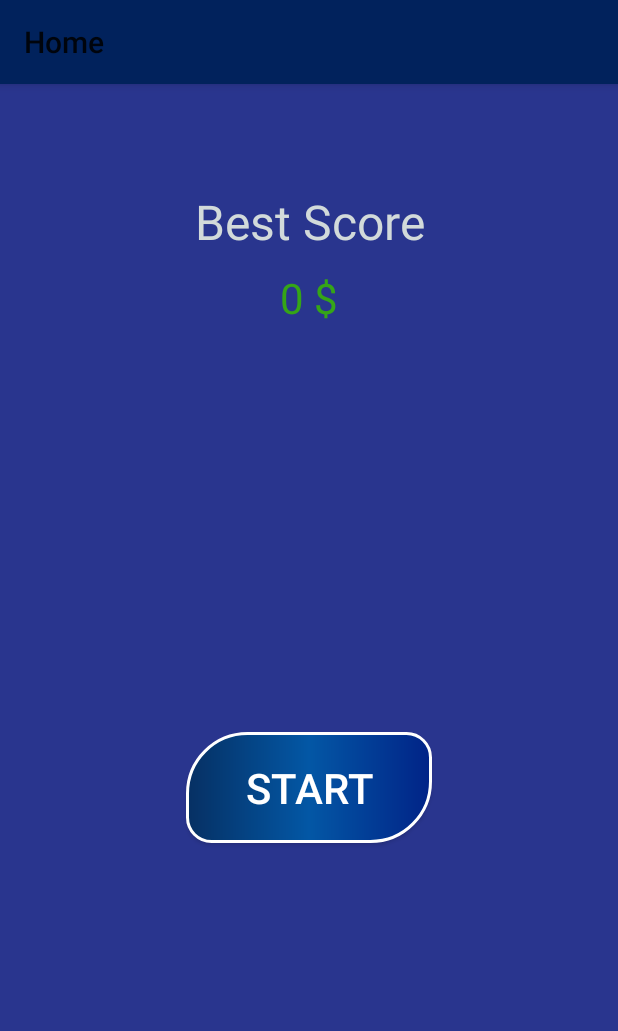
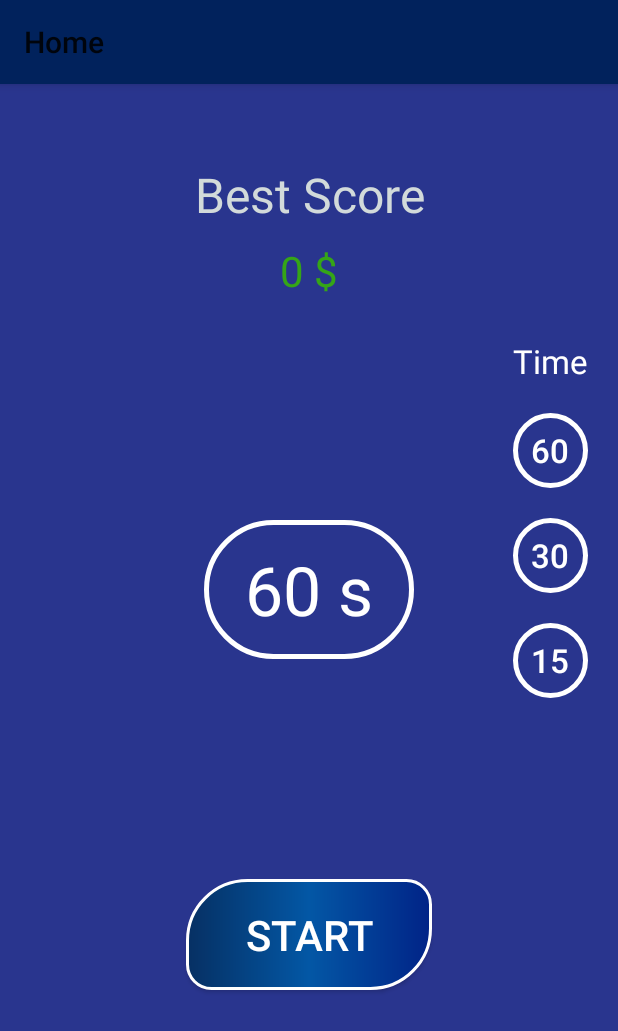
Before and after one commit to Kono12/click, an Android app: the screen it shows after launch (MainActivity), on a phone screen of 412 x 824 dp. Shown: the top 1031 px of the screen. Run offline under Robolectric (Android 15) with nearby library versions, the phone set to English and light mode, and no system bars; our stand-ins replace AdMob, navigation-ui; Roboto replaces fonts that are not available here; 1 statement that could not run was skipped.

Commit message:
change time added

```diff
--- a/app/src/main/java/com/example/android/click/Constants.kt
+++ b/app/src/main/java/com/example/android/click/Constants.kt
@@ -3,7 +3,7 @@ package com.example.android.click
 object Constants {
     var HighScore : Int = 0
     var scoree : Int =0
-    var time : Int = 0
+    var time : Int = 60
 
 
 
--- a/app/src/main/java/com/example/android/click/main_package/Home.kt
+++ b/app/src/main/java/com/example/android/click/main_package/Home.kt
@@ -81,5 +81,20 @@ class home : Fragment() {
             Navigation.findNavController(requireActivity(), R.id.my_nav_host_fragment)
                 .navigate(R.id.action_home_to_the_game)
         }
+
+        binding.time1.setOnClickListener {
+            Constants.time=60
+            binding.timeScreen.text=" 60 s "
+        }
+        binding.time2.setOnClickListener {
+                Constants.time=30
+                binding.timeScreen.text=" 30 s "
+
+        }
+        binding.time3.setOnClickListener {
+            Constants.time=15
+            binding.timeScreen.text=" 15 s "
+        }
+
     }
 }
--- a/app/src/main/java/com/example/android/click/main_package/the_game.kt
+++ b/app/src/main/java/com/example/android/click/main_package/the_game.kt
@@ -40,7 +40,8 @@ class the_game : Fragment() {
         lateinit var editor: SharedPreferences.Editor
         private lateinit var binding: FragmentRunTestBinding
         var score = 0
-        var timer = 15
+        var timer = Constants.time
+        var time = Constants.time
         var BreakLoop = false
 
         override fun onCreateView(
@@ -48,6 +49,7 @@ class the_game : Fragment() {
             savedInstanceState: Bundle?
         ): View? {
             binding = FragmentRunTestBinding.inflate(layoutInflater)
+
             return binding.root
         }
 
@@ -69,7 +71,7 @@ class the_game : Fragment() {
                     }
                 })
 
-
+           binding.Timer.text=time.toString()
             sharedPreferencee = requireActivity().getSharedPreferences(
                 getString(R.string.highscore),
                 Context.MODE_PRIVATE
@@ -80,7 +82,7 @@ class the_game : Fragment() {
 
                 withContext(Dispatchers.Main) {
                     GlobalScope.launch {
-                        repeat(60) {
+                        repeat(time) {
                             delay(1000)
                             withContext(Dispatchers.Main) {
                                 timer--
@@ -143,7 +145,7 @@ class the_game : Fragment() {
                         // TODO: listener for random view get score to our data base
                         val set = AnimatorSet()
                         set.playTogether(mover, rotator)
-                        set.duration = (Math.random() * 1900 + 800).toLong()
+                        set.duration = (Math.random() * 1900 + 600).toLong()
 
 
                         set.addListener(object : AnimatorListenerAdapter() {
@@ -157,10 +159,14 @@ class the_game : Fragment() {
                             // TODO: make score change
                             GlobalScope.launch {
                                 withContext(Dispatchers.Main) {
-                                    score++
-                                    binding.txt.setTextColor(resources.getColor(R.color.Green))
-                                    binding.txt.text = score.toString()
-                                    newStar.visibility = View.GONE
+                                    if (timer==0){
+                                        newStar.visibility = View.GONE
+                                    }else {
+                                        score++
+                                        binding.txt.setTextColor(resources.getColor(R.color.Green))
+                                        binding.txt.text = score.toString()
+                                        newStar.visibility = View.GONE
+                                    }
                                 }
                             }
                         }
@@ -172,7 +178,7 @@ class the_game : Fragment() {
                         break
 
                     }
-                    delay(400)
+                    delay(90)
                 }
             }
         }
--- /dev/null
+++ b/app/src/main/res/drawable/time.xml
@@ -0,0 +1,10 @@
+<?xml version="1.0" encoding="utf-8"?>
+<shape xmlns:android="http://schemas.android.com/apk/res/android">
+    <corners
+      android:radius="50dp"
+        />
+    <stroke
+android:color="@color/white"
+        android:width="3dp"
+        />
+</shape>
--- a/app/src/main/res/layout/fragment_home.xml
+++ b/app/src/main/res/layout/fragment_home.xml
@@ -11,43 +11,105 @@
         android:id="@+id/BS"
         android:layout_width="match_parent"
         android:layout_height="wrap_content"
-        android:layout_marginTop="70dp"
+        android:layout_marginTop="52dp"
         android:fontFamily="@font/alfa_slab_one"
         android:gravity="center"
         android:text="Best Score"
         android:textColor="#D2DADA"
         android:textSize="32sp"
-        app:layout_constraintTop_toTopOf="parent" />
+        app:layout_constraintTop_toTopOf="parent"
+        tools:layout_editor_absoluteX="0dp" />
 
     <TextView
         android:id="@+id/BestScore"
         android:layout_width="match_parent"
         android:layout_height="wrap_content"
+        android:layout_marginTop="10dp"
+        android:gravity="center"
+        android:textColor="@color/Green"
+        android:textSize="28sp"
         app:layout_constraintTop_toBottomOf="@id/BS"
-        android:layout_marginTop="10dp"
-        android:textSize="28sp"
-        tools:text="0.00001 ms"
-        android:textColor="@color/Green"
-        android:gravity="center"
-        />
+        tools:text="0.00001 ms" />
 
     <androidx.appcompat.widget.AppCompatButton
         android:id="@+id/StartTest"
-        android:layout_marginTop="170dp"
         android:layout_width="wrap_content"
         android:layout_height="wrap_content"
-        app:layout_constraintTop_toTopOf="parent"
+        android:layout_marginTop="170dp"
+        android:background="@drawable/start_game_button"
+        android:paddingLeft="26dp"
+        android:paddingTop="18dp"
+        android:paddingRight="26dp"
+        android:paddingBottom="18dp"
+        android:text="  start  "
+        android:textColor="@color/white"
+        android:textSize="28sp"
         app:layout_constraintBottom_toBottomOf="parent"
         app:layout_constraintLeft_toLeftOf="parent"
         app:layout_constraintRight_toRightOf="parent"
-        android:text="  start  "
-        android:paddingTop="18dp"
-        android:paddingLeft="26dp"
-        android:paddingBottom="18dp"
-        android:paddingRight="26dp"
+        app:layout_constraintTop_toTopOf="parent"
+        app:layout_constraintVertical_bias="0.687" />
+
+    <TextView
+        android:id="@+id/timetxt"
+        android:layout_width="wrap_content"
+        android:layout_height="wrap_content"
+        android:layout_marginTop="170dp"
+        android:layout_marginRight="20dp"
+        android:text="Time"
         android:textColor="@color/white"
-        android:textSize="28sp"
-        android:background="@drawable/start_game_button"
-        />
+        android:textSize="22sp"
+        app:layout_constraintRight_toRightOf="parent"
+        app:layout_constraintTop_toTopOf="parent" />
 
+    <androidx.appcompat.widget.AppCompatButton
+        android:id="@+id/time1"
+        android:layout_width="50dp"
+        android:layout_height="50dp"
+        android:layout_marginTop="20dp"
+        android:background="@drawable/time"
+        android:text="60"
+        android:textColor="@color/white"
+        android:textSize="22sp"
+        app:layout_constraintRight_toRightOf="@id/timetxt"
+        app:layout_constraintTop_toBottomOf="@id/timetxt" />
+
+    <androidx.appcompat.widget.AppCompatButton
+        android:id="@+id/time2"
+        android:layout_width="50dp"
+        android:layout_height="50dp"
+        android:layout_marginTop="20dp"
+        android:background="@drawable/time"
+        android:text="30"
+        android:textColor="@color/white"
+        android:textSize="22sp"
+        app:layout_constraintRight_toRightOf="@id/timetxt"
+        app:layout_constraintTop_toBottomOf="@id/time1" />
+
+    <androidx.appcompat.widget.AppCompatButton
+        android:id="@+id/time3"
+        android:layout_width="50dp"
+        android:layout_height="50dp"
+        android:layout_marginTop="20dp"
+        android:background="@drawable/time"
+        android:text="15"
+        android:textColor="@color/white"
+        android:textSize="22sp"
+        app:layout_constraintRight_toRightOf="@id/timetxt"
+        app:layout_constraintTop_toBottomOf="@id/time2" />
+
+
+    <TextView
+        android:background="@drawable/time"
+        android:padding="16dp"
+        android:id="@+id/timeScreen"
+        android:layout_width="wrap_content"
+        android:layout_height="wrap_content"
+        app:layout_constraintBottom_toTopOf="@id/StartTest"
+        android:textSize="45sp"
+        app:layout_constraintTop_toBottomOf="@id/BestScore"
+        android:text=" 60 s "
+        android:textColor="@color/white"
+        app:layout_constraintLeft_toLeftOf="parent"
+        app:layout_constraintRight_toRightOf="parent" />
 </androidx.constraintlayout.widget.ConstraintLayout>
--- a/app/src/main/res/layout/fragment_run_test.xml
+++ b/app/src/main/res/layout/fragment_run_test.xml
@@ -39,7 +39,7 @@
         android:id="@+id/Timer"
         android:textColor="#DEAC16"
         android:textSize="38dp"
-        android:text="60"
+        tools:text="60"
 
         />
 </androidx.constraintlayout.widget.ConstraintLayout>
--- a/app/src/main/res/navigation/nav_graph.xml
+++ b/app/src/main/res/navigation/nav_graph.xml
@@ -17,7 +17,7 @@
     <fragment
         android:id="@+id/the_game"
         android:name="com.example.android.click.main_package.the_game"
-        android:label="fragment_run_test"
+        android:label="Making money"
         tools:layout="@layout/fragment_run_test" >
         <action
             android:id="@+id/action_the_game_to_home"
```
